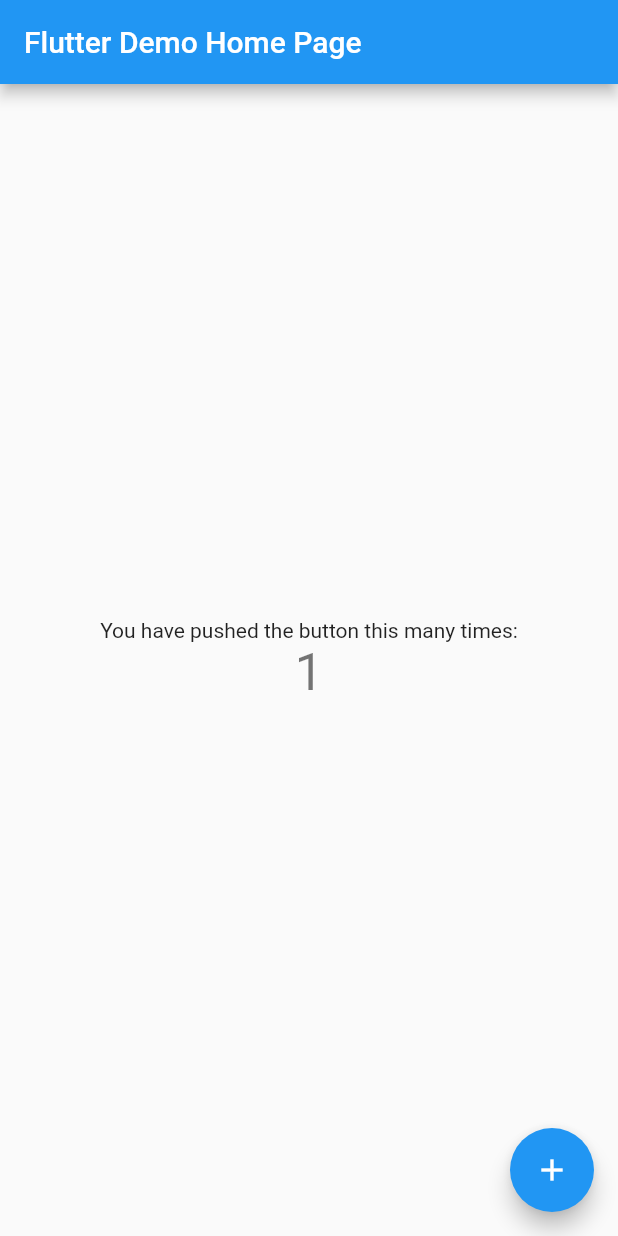
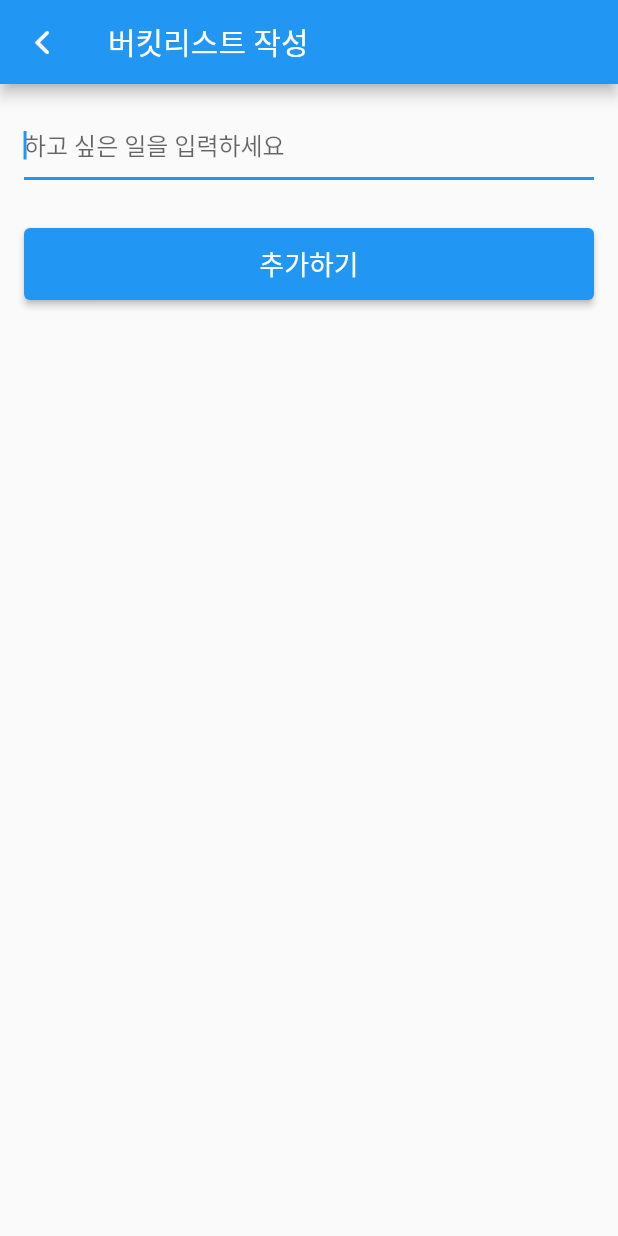
Before and after one commit to PyungkangHong094/flutter_app, a Flutter app: the screen it shows after launch, after a tap on the "add" icon, on a phone screen of 412 x 824 dp. Run offline on Flutter 3.47's test engine with Material 2 defaults, Android fonts, the phone set to English and light mode, and no system bars; our stand-ins replace google_fonts, introduction_screen, shared_preferences; network calls fail; statements that could not run were skipped.

Commit message:
버킷 리스트 앱에 provider 적용

```diff
--- a/bucketlist_with_provider/analysis_options.yaml
+++ b/bucketlist_with_provider/analysis_options.yaml
@@ -22,6 +22,8 @@
   # `// ignore_for_file: name_of_lint` syntax on the line or in the file
   # producing the lint.
   rules:
+    prefer_const_constructors: false
+    prefer_const_literals_to_create_immutables: false
     # avoid_print: false  # Uncomment to disable the `avoid_print` rule
     # prefer_single_quotes: true  # Uncomment to enable the `prefer_single_quotes` rule
 
--- a/bucketlist_with_provider/lib/main.dart
+++ b/bucketlist_with_provider/lib/main.dart
@@ -1,115 +1,136 @@
+import 'package:bucketlist_with_provider/bucket-service.dart';
+import 'package:flutter/cupertino.dart';
 import 'package:flutter/material.dart';
+import 'package:provider/provider.dart';
 
 void main() {
-  runApp(const MyApp());
+  runApp(
+    MultiProvider(
+      providers: [
+        ChangeNotifierProvider(create: (context) => BucketService()),
+      ],
+      child: const MyApp(),
+    ),
+  );
 }
 
 class MyApp extends StatelessWidget {
   const MyApp({Key? key}) : super(key: key);
 
-  // This widget is the root of your application.
   @override
   Widget build(BuildContext context) {
     return MaterialApp(
-      title: 'Flutter Demo',
-      theme: ThemeData(
-        // This is the theme of your application.
-        //
-        // Try running your application with "flutter run". You'll see the
-        // application has a blue toolbar. Then, without quitting the app, try
-        // changing the primarySwatch below to Colors.green and then invoke
-        // "hot reload" (press "r" in the console where you ran "flutter run",
-        // or simply save your changes to "hot reload" in a Flutter IDE).
-        // Notice that the counter didn't reset back to zero; the application
-        // is not restarted.
-        primarySwatch: Colors.blue,
-      ),
-      home: const MyHomePage(title: 'Flutter Demo Home Page'),
+      debugShowCheckedModeBanner: false,
+      home: HomePage(),
     );
   }
 }
 
-class MyHomePage extends StatefulWidget {
-  const MyHomePage({Key? key, required this.title}) : super(key: key);
+/// 버킷 클래스
+class Bucket {
+  String job; // 할 일
+  bool isDone; // 완료 여부
 
-  // This widget is the home page of your application. It is stateful, meaning
-  // that it has a State object (defined below) that contains fields that affect
-  // how it looks.
-
-  // This class is the configuration for the state. It holds the values (in this
-  // case the title) provided by the parent (in this case the App widget) and
-  // used by the build method of the State. Fields in a Widget subclass are
-  // always marked "final".
-
-  final String title;
-
-  @override
-  State<MyHomePage> createState() => _MyHomePageState();
+  Bucket(this.job, this.isDone); // 생성자
 }
 
-class _MyHomePageState extends State<MyHomePage> {
-  int _counter = 0;
-
-  void _incrementCounter() {
-    setState(() {
-      // This call to setState tells the Flutter framework that something has
-      // changed in this State, which causes it to rerun the build method below
-      // so that the display can reflect the updated values. If we changed
-      // _counter without calling setState(), then the build method would not be
-      // called again, and so nothing would appear to happen.
-      _counter++;
-    });
-  }
+/// 홈 페이지
+class HomePage extends StatelessWidget {
+  const HomePage({Key? key}) : super(key: key);
 
   @override
   Widget build(BuildContext context) {
-    // This method is rerun every time setState is called, for instance as done
-    // by the _incrementCounter method above.
-    //
-    // The Flutter framework has been optimized to make rerunning build methods
-    // fast, so that you can just rebuild anything that needs updating rather
-    // than having to individually change instances of widgets.
     return Scaffold(
       appBar: AppBar(
-        // Here we take the value from the MyHomePage object that was created by
-        // the App.build method, and use it to set our appbar title.
-        title: Text(widget.title),
+        title: Text("버킷 리스트"),
       ),
-      body: Center(
-        // Center is a layout widget. It takes a single child and positions it
-        // in the middle of the parent.
+      body: Center(child: Text("버킷 리스트를 작성해 주세요.")),
+      floatingActionButton: FloatingActionButton(
+        child: Icon(Icons.add),
+        onPressed: () {
+          // + 버튼 클릭시 버킷 생성 페이지로 이동
+          Navigator.push(
+            context,
+            MaterialPageRoute(builder: (_) => CreatePage()),
+          );
+        },
+      ),
+    );
+  }
+}
+
+/// 버킷 생성 페이지
+class CreatePage extends StatefulWidget {
+  const CreatePage({Key? key}) : super(key: key);
+
+  @override
+  State<CreatePage> createState() => _CreatePageState();
+}
+
+class _CreatePageState extends State<CreatePage> {
+  // TextField의 값을 가져올 때 사용합니다.
+  TextEditingController textController = TextEditingController();
+
+  // 경고 메세지
+  String? error;
+
+  @override
+  Widget build(BuildContext context) {
+    return Scaffold(
+      appBar: AppBar(
+        title: Text("버킷리스트 작성"),
+        // 뒤로가기 버튼
+        leading: IconButton(
+          icon: Icon(CupertinoIcons.chevron_back),
+          onPressed: () {
+            Navigator.pop(context);
+          },
+        ),
+      ),
+      body: Padding(
+        padding: const EdgeInsets.all(16),
         child: Column(
-          // Column is also a layout widget. It takes a list of children and
-          // arranges them vertically. By default, it sizes itself to fit its
-          // children horizontally, and tries to be as tall as its parent.
-          //
-          // Invoke "debug painting" (press "p" in the console, choose the
-          // "Toggle Debug Paint" action from the Flutter Inspector in Android
-          // Studio, or the "Toggle Debug Paint" command in Visual Studio Code)
-          // to see the wireframe for each widget.
-          //
-          // Column has various properties to control how it sizes itself and
-          // how it positions its children. Here we use mainAxisAlignment to
-          // center the children vertically; the main axis here is the vertical
-          // axis because Columns are vertical (the cross axis would be
-          // horizontal).
-          mainAxisAlignment: MainAxisAlignment.center,
-          children: <Widget>[
-            const Text(
-              'You have pushed the button this many times:',
+          children: [
+            // 텍스트 입력창
+            TextField(
+              controller: textController,
+              autofocus: true,
+              decoration: InputDecoration(
+                hintText: "하고 싶은 일을 입력하세요",
+                errorText: error,
+              ),
             ),
-            Text(
-              '$_counter',
-              style: Theme.of(context).textTheme.headline4,
+            SizedBox(height: 32),
+            // 추가하기 버튼
+            SizedBox(
+              width: double.infinity,
+              height: 48,
+              child: ElevatedButton(
+                child: Text(
+                  "추가하기",
+                  style: TextStyle(
+                    fontSize: 18,
+                  ),
+                ),
+                onPressed: () {
+                  // 추가하기 버튼 클릭시
+                  String job = textController.text;
+                  if (job.isEmpty) {
+                    setState(() {
+                      error = "내용을 입력해주세요."; // 내용이 없는 경우 에러 메세지
+                    });
+                  } else {
+                    setState(() {
+                      error = null; // 내용이 있는 경우 에러 메세지 숨기기
+                    });
+                    Navigator.pop(context); // 화면을 종료합니다.
+                  }
+                },
+              ),
             ),
           ],
         ),
       ),
-      floatingActionButton: FloatingActionButton(
-        onPressed: _incrementCounter,
-        tooltip: 'Increment',
-        child: const Icon(Icons.add),
-      ), // This trailing comma makes auto-formatting nicer for build methods.
     );
   }
 }
--- a/bucketlist_with_provider/pubspec.yaml
+++ b/bucketlist_with_provider/pubspec.yaml
@@ -34,6 +34,7 @@
   # The following adds the Cupertino Icons font to your application.
   # Use with the CupertinoIcons class for iOS style icons.
   cupertino_icons: ^1.0.2
+  provider: ^6.0.3
 
 dev_dependencies:
   flutter_test:
```
Also changed, not shown: bucketlist_with_provider/lib/bucket-service.dart (added), bucketlist_with_provider/pubspec.lock.
